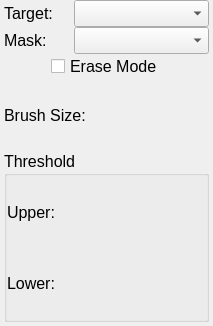
First picture: the form in src/Interface/ToolInterface/PaintToolInterface.ui, repository SCIInstitute/Seg3D, before the edit.
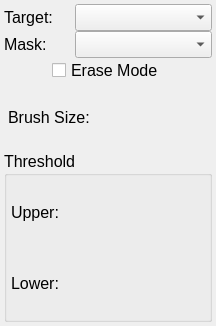
Second picture: the form after the edit.

```diff
--- a/src/Interface/ToolInterface/PaintToolInterface.ui
+++ b/src/Interface/ToolInterface/PaintToolInterface.ui
@@ -40,16 +40,7 @@
    <property name="spacing">
     <number>0</number>
    </property>
-   <property name="leftMargin">
-    <number>4</number>
-   </property>
-   <property name="topMargin">
-    <number>0</number>
-   </property>
-   <property name="rightMargin">
-    <number>4</number>
-   </property>
-   <property name="bottomMargin">
+   <property name="margin">
     <number>4</number>
    </property>
    <item>
@@ -163,6 +154,12 @@
      <property name="spacing">
       <number>0</number>
      </property>
+     <property name="leftMargin">
+      <number>4</number>
+     </property>
+     <property name="rightMargin">
+      <number>4</number>
+     </property>
      <item>
       <widget class="QLabel" name="brushLabel">
        <property name="text">
@@ -233,6 +230,15 @@
       </property>
       <item>
        <layout class="QHBoxLayout" name="upperHLayout_top">
+        <property name="spacing">
+         <number>0</number>
+        </property>
+        <property name="leftMargin">
+         <number>4</number>
+        </property>
+        <property name="rightMargin">
+         <number>4</number>
+        </property>
         <item>
          <widget class="QLabel" name="upperLabel">
           <property name="text">
@@ -260,6 +266,15 @@
       </item>
       <item>
        <layout class="QHBoxLayout" name="lowerHLayout_top">
+        <property name="spacing">
+         <number>0</number>
+        </property>
+        <property name="leftMargin">
+         <number>4</number>
+        </property>
+        <property name="rightMargin">
+         <number>4</number>
+        </property>
         <item>
          <widget class="QLabel" name="lowerLabel">
           <property name="text">
```
Left out of the diff: 30 changed lines with no effect on the pictures.
